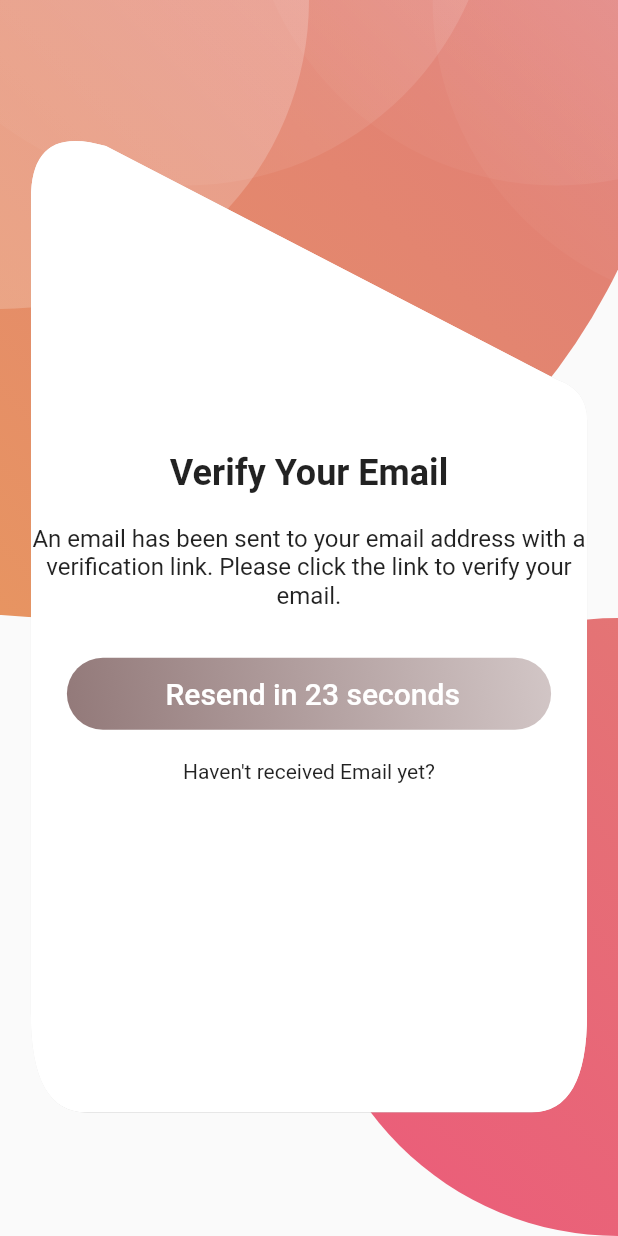
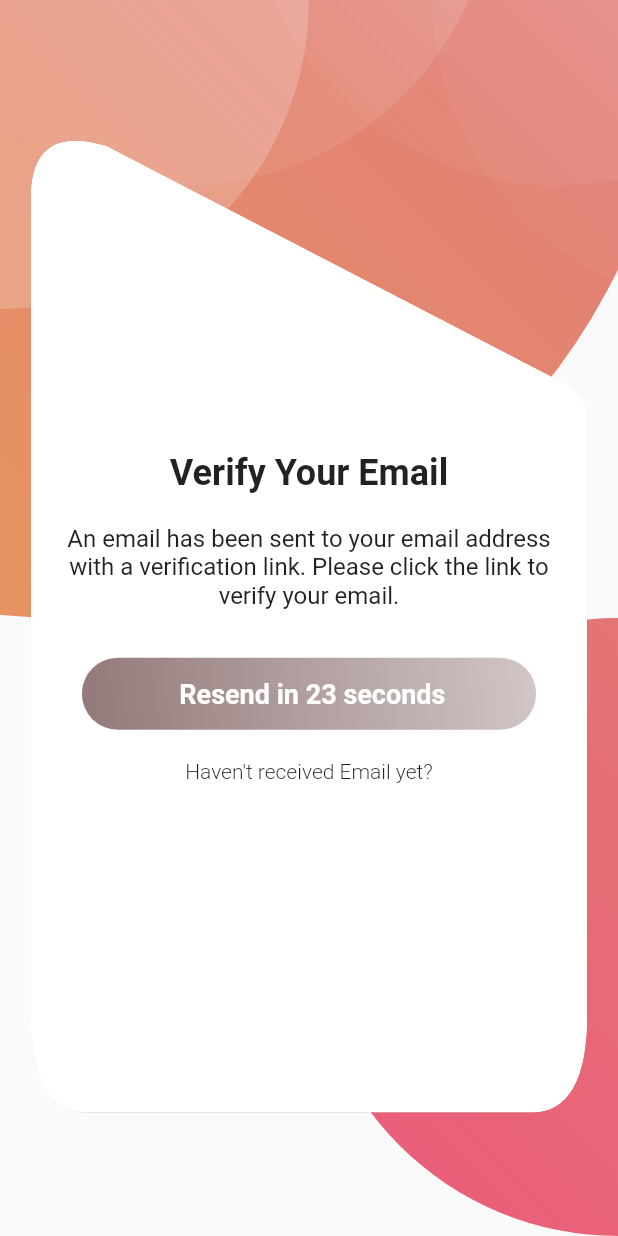
Before and after one commit to Adityashahi4465/ASCentralDesk, a Flutter app: the screen it shows after launch, on a phone screen of 412 x 824 dp. Run offline on Flutter 3.47's test engine with Material 2 defaults, Android fonts, the light colour scheme and no system bars; our stand-ins replace flutter_dotenv, flutter_riverpod, fpdart, routemaster, shared_preferences; Roboto replaces fonts that are missing (SFNDisplay, SFNText).

Commit message:
Fonts, theme setup, Email Verification Page UI improvement.

```diff
--- a/lib/constants/app_constant.dart
+++ b/lib/constants/app_constant.dart
@@ -37,6 +37,11 @@ const SELECT_COURSE_EMPTY = "Please select  your course";
 const SELECT_SEMESTER_HINT = "Select campus";
 const SELECT_SEMESTER_EMPTY = "Please select your semester";
 
+const TEXT_VERIFY_EMAIL_HEADING =
+    'Verify Your Email';
+const TEXT_VERIFY_EMAIL_MESSAGE =
+    'An email has been sent to your email address with a verification link. Please click the link to verify your email.';
+
 // Errors
 
 const UNKNOWN_ERROR = "Unknown error occurred";
@@ -54,6 +59,7 @@ const TEXT_SIGN_IN_LABEL = "SIGN IN";
 const TEXT_WELCOME_LABEL =
     "Follow the path you like,\nvisit the places you want to go but go with a guide.";
 
+
 const COLOR_FACEBOOK = "#4C76BE";
 const COLOR_TWITTER = "#00C7FF";
 const COLOR_GOOGLE = "#FC5345";
--- /dev/null
+++ b/lib/constants/typography.dart
@@ -0,0 +1,3 @@
+// ignore_for_file: constant_identifier_names
+
+import 'package:flutter/material.dart';
--- a/lib/core/common/rounded_button.dart
+++ b/lib/core/common/rounded_button.dart
@@ -1,3 +1,4 @@
+import 'package:as_central_desk/theme/app_text_style.dart';
 import 'package:flutter/material.dart';
 
 class RoundedButton extends StatelessWidget {
@@ -5,32 +6,36 @@ class RoundedButton extends StatelessWidget {
   final String text;
   final LinearGradient linearGradient;
 
-  RoundedButton(
-      {required this.onPressed,
-      required this.text,
-      required this.linearGradient});
+  const RoundedButton({
+    super.key,
+    required this.onPressed,
+    required this.text,
+    required this.linearGradient,
+  });
 
   @override
   Widget build(BuildContext context) {
     return Padding(
-      padding: EdgeInsets.symmetric(vertical: 12.0, horizontal: 24.0),
+      padding: const EdgeInsets.symmetric(vertical: 12.0, horizontal: 24.0),
       child: Container(
         height: 48.0,
         width: double.infinity,
         decoration: BoxDecoration(
           gradient: linearGradient,
-          borderRadius: new BorderRadius.circular(30.0),
+          borderRadius: BorderRadius.circular(30.0),
         ),
         child: Material(
           color: Colors.transparent,
           child: InkWell(
               onTap: onPressed,
               child: Center(
-                child: Text(text,
-                    style: Theme.of(context)
-                        .textTheme
-                        .headline6
-!                        .copyWith(color: Colors.white)),
+                child: Text(
+                  text,
+                  style: AppTextStyle.displayBold.copyWith(
+                    fontSize: 18,
+                    color: Colors.white,
+                  ),
+                ),
               )),
         ),
       ),
--- a/lib/features/auth/widgets/varify_email/verify_email_tab.dart
+++ b/lib/features/auth/widgets/varify_email/verify_email_tab.dart
@@ -1,6 +1,7 @@
 import 'dart:async';
 
 import 'package:as_central_desk/theme/app_colors.dart';
+import 'package:as_central_desk/theme/app_text_style.dart';
 import 'package:flutter/material.dart';
 import '../../../../core/common/rounded_button.dart';
 import '../../../../core/common/trapezoid_up_cut.dart';
@@ -77,49 +78,28 @@ class VerifyEmailTabState extends State<VerifyEmailTab> {
                     height: double.infinity,
                     color: Colors.white,
                     child: Center(
+                      child: Padding(
+                        padding: const EdgeInsets.all(10.0),
                         child: Column(
                           mainAxisAlignment: MainAxisAlignment.center,
                           children: [
-                          const Text(
-                            'Verify Your Email',
-                            style: TextStyle(
+                            Text(
+                              TEXT_VERIFY_EMAIL_HEADING,
+                              style: AppTextStyle.displaySemiBold.copyWith(
                                 fontSize: 24,
-                              fontWeight: FontWeight.bold,
                               ),
                             ),
                             const SizedBox(height: 20),
-                          const Text(
-                            'An email has been sent to your email address with a verification link. Please click the link to verify your email.',
+                            Text(
+                              TEXT_VERIFY_EMAIL_MESSAGE,
                               textAlign: TextAlign.center,
-                            style: TextStyle(fontSize: 16),
+                              style: AppTextStyle.textRegular.copyWith(
+                                fontSize: 16,
+                              ),
                             ),
                             const SizedBox(
                               height: 20,
                             ),
-                          // _resendTime != 0
-                          //     ? RichText(
-                          //         text: TextSpan(
-                          //           style: DefaultTextStyle.of(context).style,
-                          //           children: <TextSpan>[
-                          //             const TextSpan(
-                          //               text: 'Resend in ',
-                          //               style: TextStyle(
-                          //                 color: Colors
-                          //                     .black, // Customize the text style as needed
-                          //               ),
-                          //             ),
-                          //             TextSpan(
-                          //               text:
-                          //                   '$_resendTime seconds', // Display the remaining time
-                          //               style: const TextStyle(
-                          //                 color: Colors
-                          //                     .red, // Customize the text style as needed
-                          //                 fontWeight: FontWeight.bold,
-                          //               ),
-                          //             ),
-                          //           ],
-                          //         ),
-                          //       )
                             RoundedButton(
                               text: _resendTime != 0
                                   ? ' Resend in $_resendTime seconds'
@@ -130,13 +110,14 @@ class VerifyEmailTabState extends State<VerifyEmailTab> {
                                   : AppColors.roundedButtonGradient,
                             ),
                             const SizedBox(height: 8),
-                          const Text(
+                            Text(
                               "Haven't received Email yet?",
-                            style: TextStyle(
+                              style: AppTextStyle.textLight.copyWith(
                                 fontSize: 14,
                               ),
                             ),
                           ],
+                        ),
                       ),
                     ),
                   ),
--- /dev/null
+++ b/lib/theme/app_text_style.dart
@@ -0,0 +1,49 @@
+
+import 'package:flutter/material.dart';
+
+
+const String _FONT_FAMILY_DISPLAY = 'SFNDisplay';
+const String _FONT_FAMILY_TEXT = 'SFNText';
+class AppTextStyle {
+  static const TextStyle displayBlack =
+      TextStyle(fontFamily: _FONT_FAMILY_DISPLAY, fontWeight: FontWeight.w900);
+
+  static const TextStyle displayBold =
+      TextStyle(fontFamily: _FONT_FAMILY_DISPLAY, fontWeight: FontWeight.w700);
+
+  static const TextStyle displayHeavy =
+      TextStyle(fontFamily: _FONT_FAMILY_DISPLAY, fontWeight: FontWeight.w900);
+
+  static const TextStyle displayLight =
+      TextStyle(fontFamily: _FONT_FAMILY_DISPLAY, fontWeight: FontWeight.w300);
+
+  static const TextStyle displayMedium =
+      TextStyle(fontFamily: _FONT_FAMILY_DISPLAY, fontWeight: FontWeight.w500);
+
+  static const TextStyle displayRegular =
+      TextStyle(fontFamily: _FONT_FAMILY_DISPLAY, fontWeight: FontWeight.w400);
+
+  static const TextStyle displaySemiBold =
+      TextStyle(fontFamily: _FONT_FAMILY_DISPLAY, fontWeight: FontWeight.w600);
+
+  static const TextStyle displayThin =
+      TextStyle(fontFamily: _FONT_FAMILY_DISPLAY, fontWeight: FontWeight.w100);
+
+  static const TextStyle textBold =
+      TextStyle(fontFamily: _FONT_FAMILY_TEXT, fontWeight: FontWeight.w700);
+
+  static const TextStyle textHeavy =
+      TextStyle(fontFamily: _FONT_FAMILY_TEXT, fontWeight: FontWeight.w900);
+
+  static const TextStyle textLight =
+      TextStyle(fontFamily: _FONT_FAMILY_TEXT, fontWeight: FontWeight.w300);
+
+  static const TextStyle textMedium =
+      TextStyle(fontFamily: _FONT_FAMILY_TEXT, fontWeight: FontWeight.w500);
+
+  static const TextStyle textRegular =
+      TextStyle(fontFamily: _FONT_FAMILY_TEXT, fontWeight: FontWeight.w400);
+
+  static const TextStyle textSemiBold =
+      TextStyle(fontFamily: _FONT_FAMILY_TEXT, fontWeight: FontWeight.w600);
+}
```
Also changed, not shown: lib/features/auth/views/verify_email.dart (+6 -2 lines), pubspec.yaml (+21 -4 lines), lib/features/auth/widgets/varify_email/verify_email_content.dart (added), lib/theme/app_theme.dart (added). Lines whose indentation alone changed are shown as unchanged.
